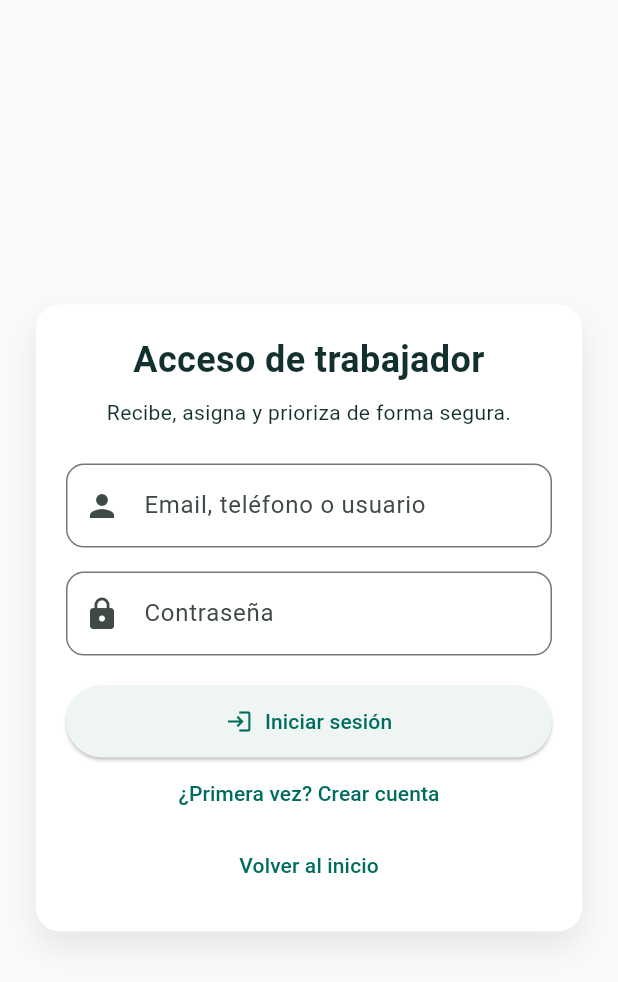
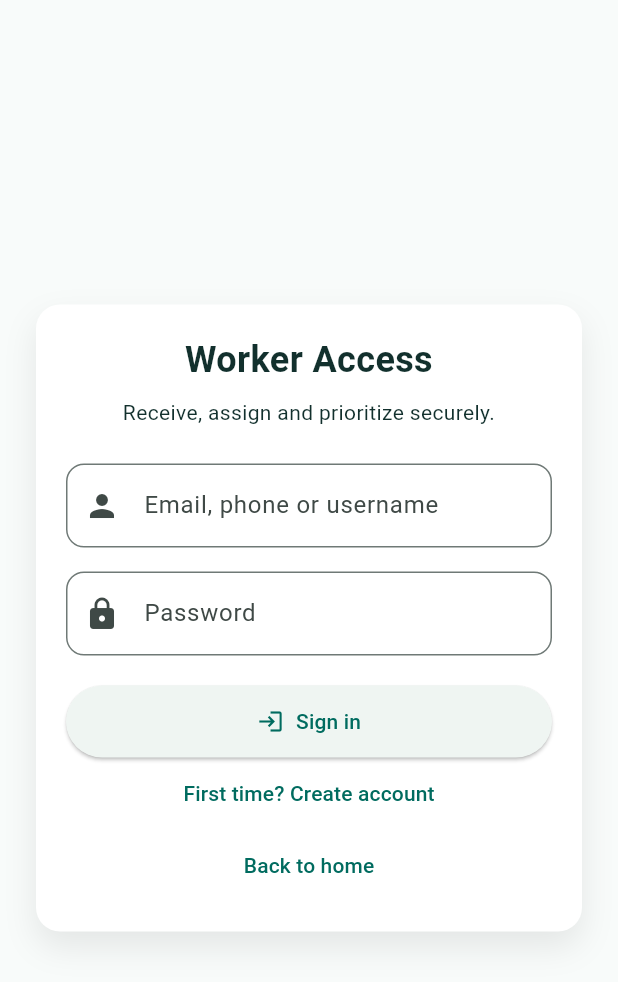
Before and after one commit to Etxarri/ShelterAI, a Flutter app: the LoginScreen screen opened by its route, on a phone screen of 412 x 824 dp. Shown: the top 982 px of the screen. Run offline on Flutter 3.47's test engine with Material 3 defaults, Android fonts, the phone set to English and light mode, and no system bars; our stand-ins replace pdf, printing, qr_flutter; missing offline and left inert: mobile_scanner.

Commit message:
traducir todo al ingles

```diff
--- a/frontend/shelter_ai/lib/screens/add_refugee_screen.dart
+++ b/frontend/shelter_ai/lib/screens/add_refugee_screen.dart
@@ -143,7 +143,7 @@ class _AddRefugeeScreenState extends State<AddRefugeeScreen> {
       if (!mounted) return;
       CustomSnackBar.showError(
         context,
-        'Error al guardar: $e',
+        'Error saving: $e',
         duration: const Duration(seconds: 7),
       );
     }
--- a/frontend/shelter_ai/lib/screens/login_screen.dart
+++ b/frontend/shelter_ai/lib/screens/login_screen.dart
@@ -29,7 +29,7 @@ class _LoginScreenState extends State<LoginScreen> {
     if (identifier.isEmpty || password.isEmpty) {
       CustomSnackBar.showWarning(
         context,
-        'Email, teléfono, usuario y contraseña requeridos',
+        'Email, phone, username and password required',
       );
       return;
     }
@@ -110,20 +110,20 @@ class _LoginScreenState extends State<LoginScreen> {
                 crossAxisAlignment: CrossAxisAlignment.stretch,
                 children: [
                   const Text(
-                    'Acceso de trabajador',
+                    'Worker Access',
                     style: TextStyle(fontSize: 24, fontWeight: FontWeight.bold),
                     textAlign: TextAlign.center,
                   ),
                   const SizedBox(height: 8),
                   const Text(
-                    'Recibe, asigna y prioriza de forma segura.',
+                    'Receive, assign and prioritize securely.',
                     textAlign: TextAlign.center,
                   ),
                   const SizedBox(height: 24),
                   TextField(
                     controller: _identifierCtrl,
                     decoration: InputDecoration(
-                      labelText: 'Email, teléfono o usuario',
+                      labelText: 'Email, phone or username',
                       border: OutlineInputBorder(
                         borderRadius: BorderRadius.circular(12),
                       ),
@@ -136,7 +136,7 @@ class _LoginScreenState extends State<LoginScreen> {
                   TextField(
                     controller: _passwordCtrl,
                     decoration: InputDecoration(
-                      labelText: 'Contraseña',
+                      labelText: 'Password',
                       border: OutlineInputBorder(
                         borderRadius: BorderRadius.circular(12),
                       ),
@@ -159,7 +159,7 @@ class _LoginScreenState extends State<LoginScreen> {
                               child: CircularProgressIndicator(strokeWidth: 2),
                             )
                             : const Icon(Icons.login),
-                    label: Text(_isLoading ? 'Iniciando sesión...' : 'Iniciar sesión'),
+                    label: Text(_isLoading ? 'Signing in...' : 'Sign in'),
                   ),
                   TextButton(
                     onPressed: _isLoading
@@ -169,7 +169,7 @@ class _LoginScreenState extends State<LoginScreen> {
                               '/register',
                             ),
                     child: Text(
-                      '¿Primera vez? Crear cuenta',
+                      'First time? Create account',
                       style: TextStyle(color: color.primary),
                     ),
                   ),
@@ -180,7 +180,7 @@ class _LoginScreenState extends State<LoginScreen> {
                               context,
                               '/welcome',
                             ),
-                    child: const Text('Volver al inicio'),
+                    child: const Text('Back to home'),
                   ),
                 ],
               ),
--- a/frontend/shelter_ai/lib/screens/qr_scan_screen.dart
+++ b/frontend/shelter_ai/lib/screens/qr_scan_screen.dart
@@ -32,7 +32,7 @@ class _QrScanScreenState extends State<QrScanScreen> {
   @override
   Widget build(BuildContext context) {
     return Scaffold(
-      appBar: AppBar(title: const Text('Scan QR')),
+      appBar: AppBar(title: const Text('Scan QR Code')),
       body: _isScannerSupported
           ? Stack(
               children: [
@@ -43,7 +43,7 @@ class _QrScanScreenState extends State<QrScanScreen> {
                     padding: const EdgeInsets.all(12),
                     color: Colors.black54,
                     child: const Text(
-                      'Point to the refugee\'s QR code',
+                      'Point the camera at the refugee\'s QR code',
                       style: TextStyle(color: Colors.white),
                     ),
                   ),
--- a/frontend/shelter_ai/lib/screens/refugee_landing_screen.dart
+++ b/frontend/shelter_ai/lib/screens/refugee_landing_screen.dart
@@ -27,52 +27,52 @@ class _RefugeeLandingScreenState extends State<RefugeeLandingScreen> {
             crossAxisAlignment: CrossAxisAlignment.start,
             children: [
               const Text(
-                '¿Qué deseas hacer?',
+                'What do you want to do?',
                 style: TextStyle(fontSize: 28, fontWeight: FontWeight.bold),
               ),
               const SizedBox(height: 12),
               const Text(
-                'Elige si prefieres iniciar sesión o crear una nueva cuenta para generar tu QR.',
+                'Choose if you prefer to log in or create a new account to generate your QR.',
               ),
               const SizedBox(height: 24),
               Expanded(
                 child: ListView(
                   children: [
                     _ActionCard(
-                      title: 'Crear nueva cuenta',
+                      title: 'Create new account',
                       description:
-                          'Regístrate rápidamente, completa tu información y genera tu QR para acceder sin esperas.',
+                          'Register quickly, complete your information and generate your QR to access without waiting.',
                       icon: Icons.person_add,
                       color: color.primary,
                       onTap: () => Navigator.pushReplacementNamed(
                         context,
                         '/refugee-register',
                       ),
-                      actionLabel: 'Registrarse',
+                      actionLabel: 'Register',
                     ),
                     _ActionCard(
-                      title: 'Ya tengo cuenta',
+                      title: 'I already have an account',
                       description:
-                          'Inicia sesión si ya te registraste anteriormente.',
+                          'Log in if you registered previously.',
                       icon: Icons.login,
                       color: color.secondary,
                       onTap: () => Navigator.pushReplacementNamed(
                         context,
                         '/refugee-login',
                       ),
-                      actionLabel: 'Iniciar sesión',
+                      actionLabel: 'Sign in',
                     ),
                     _ActionCard(
-                      title: 'Sin cuenta',
+                      title: 'Without account',
                       description:
-                          'Completa un formulario rápido y genera tu QR ahora mismo.',
+                          'Complete a quick form and generate your QR right now.',
                       icon: Icons.qr_code,
                       color: Colors.orange,
                       onTap: () => Navigator.pushReplacementNamed(
                         context,
                         '/refugee-self-form-qr',
                       ),
-                      actionLabel: 'Generar QR',
+                      actionLabel: 'Generate QR',
                     ),
                   ],
                 ),
--- a/frontend/shelter_ai/lib/screens/refugee_login_screen.dart
+++ b/frontend/shelter_ai/lib/screens/refugee_login_screen.dart
@@ -27,7 +27,7 @@ class _RefugeeLoginScreenState extends State<RefugeeLoginScreen> {
 
     if (identifier.isEmpty || password.isEmpty) {
       ScaffoldMessenger.of(context).showSnackBar(
-        const SnackBar(content: Text('Email, teléfono o usuario y contraseña requeridos')),
+        const SnackBar(content: Text('Email, phone or username and password required')),
       );
       return;
     }
@@ -75,7 +75,7 @@ class _RefugeeLoginScreenState extends State<RefugeeLoginScreen> {
       onWillPop: () async => false,
       child: Scaffold(
         appBar: AppBar(
-          title: const Text('Iniciar sesión'),
+          title: const Text('Sign In'),
           leading: IconButton(
             icon: const Icon(Icons.arrow_back),
             onPressed: _isLoading
@@ -104,20 +104,20 @@ class _RefugeeLoginScreenState extends State<RefugeeLoginScreen> {
                 crossAxisAlignment: CrossAxisAlignment.stretch,
                 children: [
                   const Text(
-                    'Acceso de refugiado',
+                    'Refugee Access',
                     style: TextStyle(fontSize: 24, fontWeight: FontWeight.bold),
                     textAlign: TextAlign.center,
                   ),
                   const SizedBox(height: 8),
                   const Text(
-                    'Usa tu email, teléfono o usuario para acceder.',
+                    'Use your email, phone or username to access.',
                     textAlign: TextAlign.center,
                   ),
                   const SizedBox(height: 24),
                   TextField(
                     controller: _identifierCtrl,
                     decoration: InputDecoration(
-                      labelText: 'Email, teléfono o usuario',
+                      labelText: 'Email, phone or username',
                       border: OutlineInputBorder(
                         borderRadius: BorderRadius.circular(12),
                       ),
@@ -130,7 +130,7 @@ class _RefugeeLoginScreenState extends State<RefugeeLoginScreen> {
                   TextField(
                     controller: _passwordCtrl,
                     decoration: InputDecoration(
-                      labelText: 'Contraseña',
+                      labelText: 'Password',
                       border: OutlineInputBorder(
                         borderRadius: BorderRadius.circular(12),
                       ),
@@ -153,7 +153,7 @@ class _RefugeeLoginScreenState extends State<RefugeeLoginScreen> {
                           )
                         : const Icon(Icons.login),
                     label: Text(
-                      _isLoading ? 'Iniciando sesión...' : 'Iniciar sesión',
+                      _isLoading ? 'Signing in...' : 'Sign in',
                     ),
                   ),
                   TextButton(
@@ -164,7 +164,7 @@ class _RefugeeLoginScreenState extends State<RefugeeLoginScreen> {
                               '/refugee-register',
                             ),
                     child: Text(
-                      '¿No tienes cuenta? Regístrate',
+                      'Don\'t have an account? Register',
                       style: TextStyle(color: color.primary),
                     ),
                   ),
@@ -175,7 +175,7 @@ class _RefugeeLoginScreenState extends State<RefugeeLoginScreen> {
                               context,
                               '/refugee-landing',
                             ),
-                    child: const Text('Volver'),
+                    child: const Text('Back'),
                   ),
                 ],
               ),
--- a/frontend/shelter_ai/lib/widgets/refugee_card.dart
+++ b/frontend/shelter_ai/lib/widgets/refugee_card.dart
@@ -61,7 +61,7 @@ class RefugeeCard extends StatelessWidget {
             isAssigned ? Icons.location_on : Icons.analytics_outlined,
             color: isAssigned ? Colors.green : Colors.blue,
           ),
-          tooltip: isAssigned ? 'Ver asignación' : 'Asignar refugio',
+          tooltip: isAssigned ? 'View assignment' : 'Assign shelter',
           onPressed: () => isAssigned
             ? _viewAssignedShelter(context)
             : _viewAssignment(context),
@@ -78,7 +78,7 @@ class RefugeeCard extends StatelessWidget {
     if (refugeeId == null) {
       CustomSnackBar.showError(
         context,
-        'No se puede ver la asignación',
+        'Cannot view assignment',
       );
       return;
     }
@@ -96,7 +96,7 @@ class RefugeeCard extends StatelessWidget {
               children: [
                 CircularProgressIndicator(),
                 SizedBox(height: 16),
-                Text('Cargando detalles...'),
+                Text('Loading details...'),
               ],
             ),
           ),
--- a/frontend/shelter_ai/lib/widgets/shelter_card.dart
+++ b/frontend/shelter_ai/lib/widgets/shelter_card.dart
@@ -19,7 +19,7 @@ class ShelterCard extends StatelessWidget {
 
     // Build subtitle with relevant information
     final typeInfo = shelterType.isNotEmpty ? '$shelterType • ' : '';
-    final capacityInfo = 'Cap: $maxCapacity • Ocup: $currentOccupancy • Disp: $available';
+    final capacityInfo = 'Cap: $maxCapacity • Occ: $currentOccupancy • Avail: $available';
 
     return Card(
       child: ListTile(
```
Also changed, not shown: frontend/shelter_ai/lib/screens/recommendation_selection_screen.dart (+32 -31 lines), frontend/shelter_ai/lib/screens/refugee_list_screen.dart (+5 -5 lines), frontend/shelter_ai/lib/screens/refugee_profile_screen.dart (+7 -9 lines), frontend/shelter_ai/lib/screens/refugee_register_screen.dart (+23 -23 lines), frontend/shelter_ai/lib/services/auth_service.dart (+6 -6 lines).
